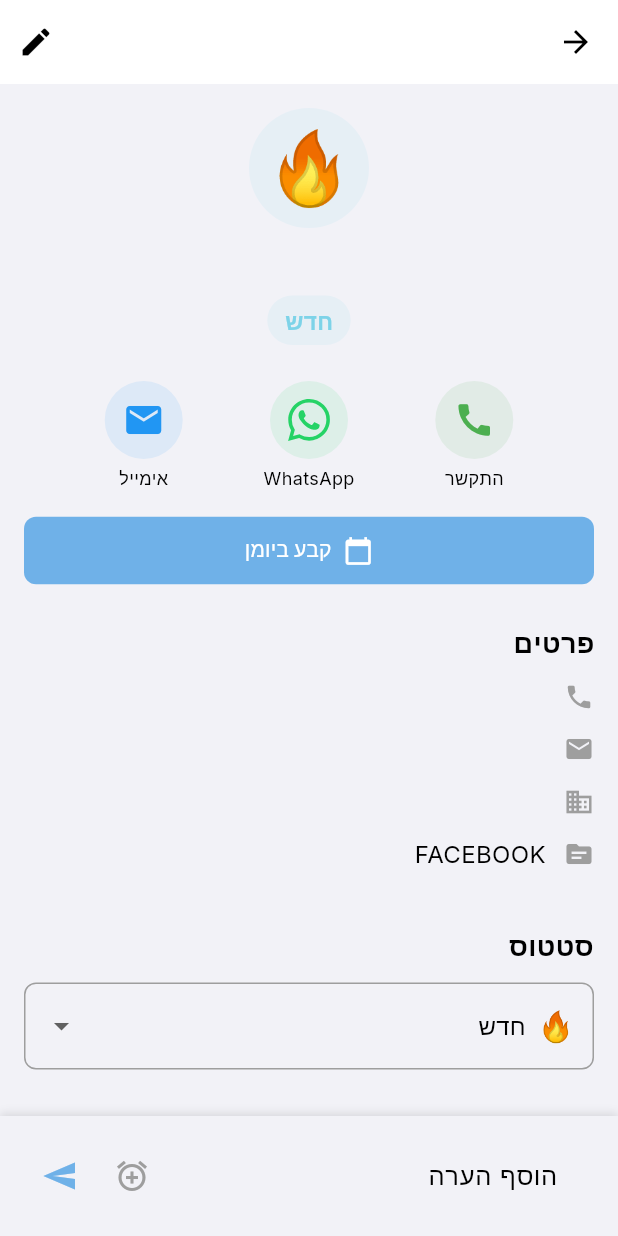
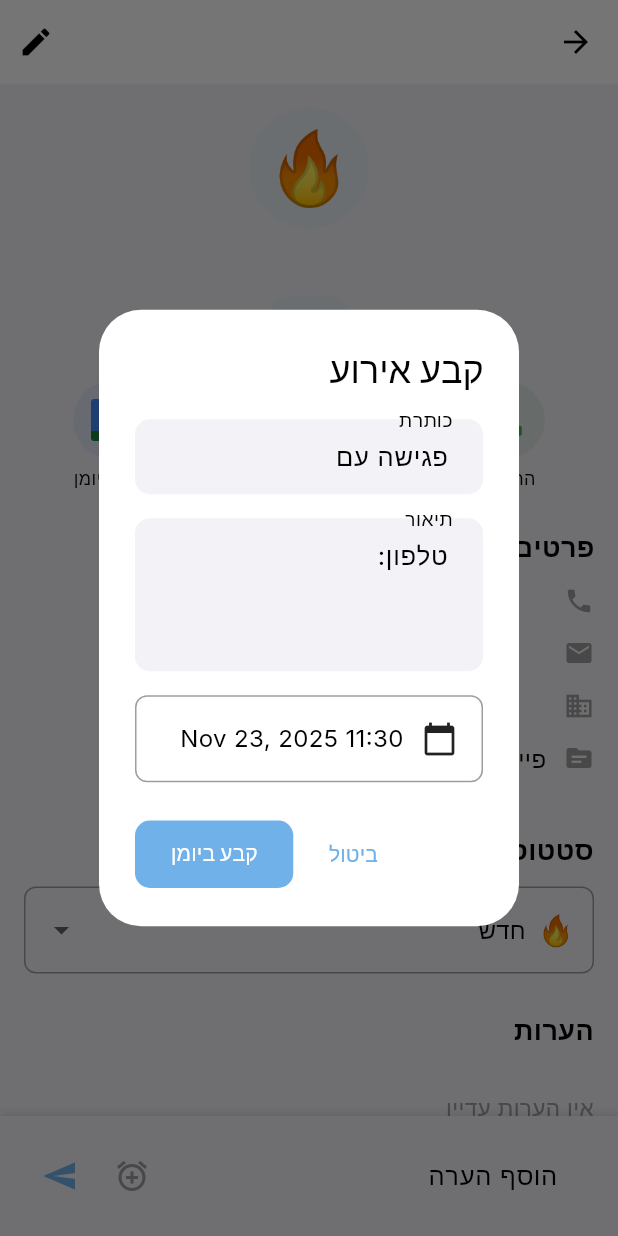
Before and after one commit to talamar49/LiLead, a Flutter app: the LeadDetailScreen screen opened directly with empty values, after a tap on "קבע ביומן", on a phone screen of 412 x 824 dp. Run offline on Flutter 3.47's test engine with Material 3 defaults, Android fonts, the phone set to English and light mode, and no system bars; drawn by our look-alikes of flutter_animate; our stand-ins replace cached_network_image, dio, firebase_core, firebase_messaging, fl_chart, flutter_local_notifications and 8 more; accounts and stored records are empty; generated files the repository leaves out were written again; network calls fail.

Commit message:
logos and detail screen

```diff
--- a/mobile/lib/core/utils/action_launcher.dart
+++ b/mobile/lib/core/utils/action_launcher.dart
@@ -47,21 +47,33 @@ class ActionLauncher {
   }
 
   // Launch Google Calendar
-  static Future<bool> launchGoogleCalendar({String? title, String? details}) async {
-    // Try to open Google Calendar app first, then fallback to web
-    final appUri = Uri.parse('content://com.android.calendar/time');
-
-    // If app doesn't work, use web URL
-    final webUri = Uri.parse('https://calendar.google.com/calendar/r/eventedit');
-
-    try {
-      if (await canLaunchUrl(appUri)) {
-        return await launchUrl(appUri, mode: LaunchMode.externalApplication);
-      }
-    } catch (e) {
-      // Fallback to web
+  static Future<bool> launchGoogleCalendar({
+    String? title,
+    String? details,
+    DateTime? startDateTime,
+    DateTime? endDateTime,
+    List<String>? emails,
+  }) async {
+    // Format dates for Google Calendar URL (YYYYMMDDTHHmmssZ)
+    String? dates;
+    if (startDateTime != null && endDateTime != null) {
+      final start = startDateTime.toUtc().toIso8601String().replaceAll('-', '').replaceAll(':', '').split('.').first + 'Z';
+      final end = endDateTime.toUtc().toIso8601String().replaceAll('-', '').replaceAll(':', '').split('.').first + 'Z';
+      dates = '$start/$end';
     }
 
+    // Build web URL with parameters
+    final queryParams = <String, String>{
+      'action': 'TEMPLATE',
+      if (title != null) 'text': title,
+      if (details != null) 'details': details,
+      if (dates != null) 'dates': dates,
+      if (emails != null && emails.isNotEmpty) 'add': emails.join(','),
+    };
+
+    final webUri = Uri.https('calendar.google.com', '/calendar/render', queryParams);
+
+    // Try to launch web URL directly as it's more reliable for pre-filling data
     if (await canLaunchUrl(webUri)) {
       return await launchUrl(webUri, mode: LaunchMode.externalApplication);
     }
--- a/mobile/lib/main.dart
+++ b/mobile/lib/main.dart
@@ -12,6 +12,7 @@ import 'core/services/notification_service.dart';
 
 void main() async {
   WidgetsFlutterBinding.ensureInitialized();
+  // Force reload for translation updates
 
   // Initialize SharedPreferences
   final prefs = await SharedPreferences.getInstance();
--- a/mobile/lib/screens/leads/lead_detail_screen.dart
+++ b/mobile/lib/screens/leads/lead_detail_screen.dart
@@ -113,6 +113,117 @@ class _LeadDetailScreenState extends ConsumerState<LeadDetailScreen> {
       // Refresh all lead lists so the lead moves to the correct tab
       ref.read(leadProvider.notifier).getLeads();
     }
+  }
+
+  Future<void> _showScheduleDialog(BuildContext context, AppLocalizations l10n) async {
+    final titleController = TextEditingController(text: 'פגישה עם ${_lead.name}');
+    final descriptionController = TextEditingController(text: 'טלפון: ${_lead.phone}');
+    DateTime selectedDateTime = DateTime.now().add(const Duration(hours: 1));
+
+    return showDialog(
+      context: context,
+      builder: (BuildContext dialogContext) {
+        return StatefulBuilder(
+          builder: (context, setState) {
+            return AlertDialog(
+              title: Text('קבע אירוע'),
+              content: SingleChildScrollView(
+                child: Column(
+                  mainAxisSize: MainAxisSize.min,
+                  crossAxisAlignment: CrossAxisAlignment.start,
+                  children: [
+                    TextField(
+                      controller: titleController,
+                      decoration: InputDecoration(
+                        labelText: 'כותרת',
+                        border: OutlineInputBorder(
+                          borderRadius: BorderRadius.circular(8),
+                        ),
+                      ),
+                    ),
+                    const SizedBox(height: 16),
+                    TextField(
+                      controller: descriptionController,
+                      decoration: InputDecoration(
+                        labelText: 'תיאור',
+                        border: OutlineInputBorder(
+                          borderRadius: BorderRadius.circular(8),
+                        ),
+                      ),
+                      maxLines: 3,
+                    ),
+                    const SizedBox(height: 16),
+                    InkWell(
+                      onTap: () async {
+                        final date = await showDatePicker(
+                          context: context,
+                          initialDate: selectedDateTime,
+                          firstDate: DateTime.now(),
+                          lastDate: DateTime.now().add(const Duration(days: 365)),
+                        );
+                        if (date != null) {
+                          final time = await showTimePicker(
+                            context: context,
+                            initialTime: TimeOfDay.fromDateTime(selectedDateTime),
+                          );
+                          if (time != null) {
+                            setState(() {
+                              selectedDateTime = DateTime(
+                                date.year,
+                                date.month,
+                                date.day,
+                                time.hour,
+                                time.minute,
+                              );
+                            });
+                          }
+                        }
+                      },
+                      child: Container(
+                        padding: const EdgeInsets.all(16),
+                        decoration: BoxDecoration(
+                          border: Border.all(color: Colors.grey),
+                          borderRadius: BorderRadius.circular(8),
+                        ),
+                        child: Row(
+                          children: [
+                            const Icon(Icons.calendar_today),
+                            const SizedBox(width: 12),
+                            Text(
+                              DateFormat('MMM d, yyyy HH:mm').format(selectedDateTime),
+                              style: const TextStyle(fontSize: 16),
+                            ),
+                          ],
+                        ),
+                      ),
+                    ),
+                  ],
+                ),
+              ),
+              actions: [
+                TextButton(
+                  onPressed: () => Navigator.of(dialogContext).pop(),
+                  child: Text('ביטול'),
+                ),
+                ElevatedButton(
+                  onPressed: () {
+                    Navigator.of(dialogContext).pop();
+                    ActionLauncher.launchGoogleCalendar(
+                      title: titleController.text,
+                      details: descriptionController.text,
+                      startDateTime: selectedDateTime,
+                      endDateTime: selectedDateTime.add(const Duration(hours: 1)),
+                      emails: _lead.email != null ? [_lead.email!] : null,
+                    );
+                  },
+                  child: Text('קבע ביומן'),
+                ),
+              ],
+            );
+          },
+        );
+      },
+    );
   }
 
   DateTime? _getNextReminder(List<Note> notes) {
@@ -232,34 +343,18 @@ class _LeadDetailScreenState extends ConsumerState<LeadDetailScreen> {
                         icon: Icons.email,
                         label: l10n.email,
                         onTap: () => _lead.email != null ? ActionLauncher.launchEmail(_lead.email!) : null,
-                        color: Colors.blue,
+                        color: const Color(0xFFEA4335), // Gmail red
+                        imageAsset: 'assets/images/gmail_logo.png',
+                      ),
+                      _ActionButton(
+                        icon: Icons.calendar_today,
+                        label: l10n.scheduleOnCalendar,
+                        onTap: () => _showScheduleDialog(context, l10n),
+                        color: const Color(0xFF4285F4), // Google Calendar blue
+                        imageAsset: 'assets/images/google_calendar_logo.png',
                       ),
                     ],
                   ).animate(delay: 300.ms)
-                    .fadeIn(duration: 400.ms)
-                    .slideY(begin: 0.2, duration: 400.ms),
-                  const SizedBox(height: 16),
-
-                  // Google Calendar Button
-                  Container(
-                    width: double.infinity,
-                    child: ElevatedButton.icon(
-                      onPressed: () => ActionLauncher.launchGoogleCalendar(
-                        title: 'Meeting with ${_lead.name}',
-                        details: 'Phone: ${_lead.phone}',
-                      ),
-                      icon: const Icon(Icons.calendar_today, size: 20),
-                      label: Text(l10n.scheduleOnCalendar),
-                      style: ElevatedButton.styleFrom(
-                        backgroundColor: theme.primaryColor,
-                        foregroundColor: Colors.white,
-                        padding: const EdgeInsets.symmetric(vertical: 12),
-                        shape: RoundedRectangleBorder(
-                          borderRadius: BorderRadius.circular(8),
-                        ),
-                      ),
-                    ),
-                  ).animate(delay: 400.ms)
                     .fadeIn(duration: 400.ms)
                     .slideY(begin: 0.2, duration: 400.ms),
                   const SizedBox(height: 24),
@@ -269,7 +364,7 @@ class _LeadDetailScreenState extends ConsumerState<LeadDetailScreen> {
                   _DetailRow(icon: Icons.phone, value: _lead.phone),
                   if (_lead.email != null) _DetailRow(icon: Icons.email, value: _lead.email!),
                   if (_lead.company != null) _DetailRow(icon: Icons.business, value: _lead.company!),
-                  _DetailRow(icon: Icons.source, value: _lead.source.toString().split('.').last),
+                  _DetailRow(icon: Icons.source, value: _getLocalizedSourceLabel(_lead.source, l10n)),
                   if (_lead.value > 0) _DetailRow(icon: Icons.attach_money, value: _lead.value.toString()),
                   if (nextReminder != null)
                     _DetailRow(
@@ -442,6 +537,17 @@ class _LeadDetailScreenState extends ConsumerState<LeadDetailScreen> {
     }
   }
 
+  String _getLocalizedSourceLabel(LeadSource source, AppLocalizations l10n) {
+    switch (source) {
+      case LeadSource.FACEBOOK: return l10n.sourceFacebook;
+      case LeadSource.INSTAGRAM: return l10n.sourceInstagram;
+      case LeadSource.WHATSAPP: return l10n.sourceWhatsApp;
+      case LeadSource.TIKTOK: return l10n.sourceTikTok;
+      case LeadSource.MANUAL: return l10n.sourceManual;
+      case LeadSource.WEBHOOK: return l10n.sourceWebhook;
+    }
+  }
+
   String _getInitials(String name) {
     if (name.isEmpty) return '';
     final parts = name.trim().split(' ');
@@ -490,6 +596,7 @@ class _ActionButton extends StatelessWidget {
                 shape: BoxShape.circle,
               ),
               child: imageAsset != null
+                  ? (imageAsset!.endsWith('.svg')
                       ? SvgPicture.asset(
                           imageAsset!,
                           width: 28,
@@ -499,6 +606,12 @@ class _ActionButton extends StatelessWidget {
                           colorFilter: ColorFilter.mode(color, BlendMode.srcIn),
                           placeholderBuilder: (context) => Icon(icon, color: color, size: 28),
                         )
+                      : Image.asset(
+                          imageAsset!,
+                          width: 28,
+                          height: 28,
+                          fit: BoxFit.contain,
+                        ))
                   : Icon(icon, color: color, size: 28),
             ),
             const SizedBox(height: 4),
```
Also changed, not shown: mobile/assets/images/gmail_logo.png (added), mobile/assets/images/google_calendar_logo.png (added). Lines whose indentation alone changed are shown as unchanged.
